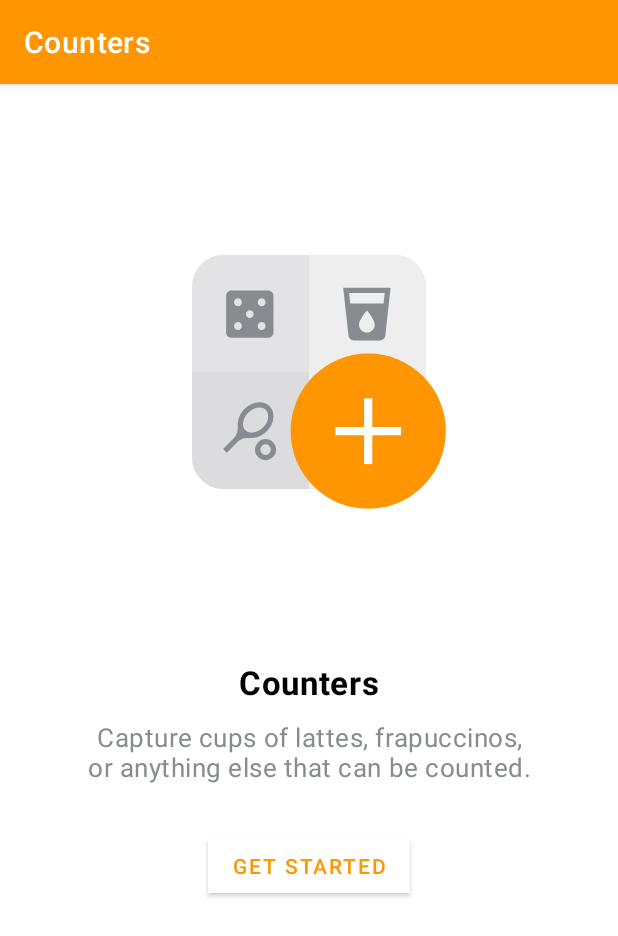
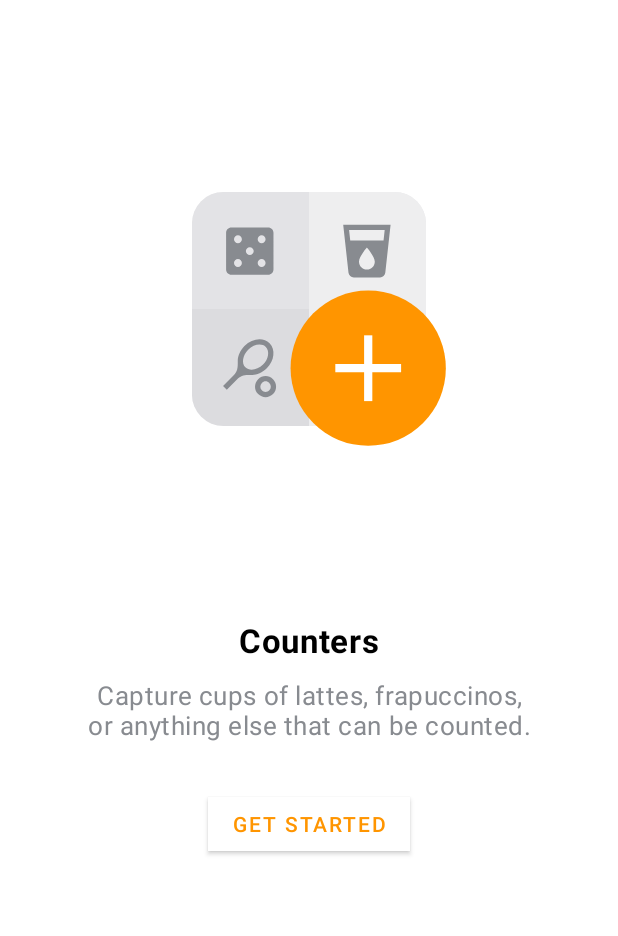
Before and after one commit to alejandrolagosr/counters-android, an Android app: the screen it shows after launch (MainActivity), on a phone screen of 412 x 824 dp. Shown: the top 936 px of the screen. Run offline under Robolectric (Android 15) with nearby library versions, the phone set to English and light mode, and no system bars.

Commit message:
Remove ActionBar from theme

```diff
--- a/app/src/main/res/values/dimens.xml
+++ b/app/src/main/res/values/dimens.xml
@@ -9,13 +9,15 @@
     <dimen name="letter_spacing_default">0.02</dimen>
 
     <!-- Font Size -->
-    <dimen name="font_size_titles">22sp</dimen>
+    <dimen name="font_size_title">22sp</dimen>
     <dimen name="font_size_default">17sp</dimen>
     <dimen name="font_size_buttons">15sp</dimen>
+    <dimen name="font_size_subtitle">15sp</dimen>
 
     <!-- Margins -->
     <dimen name="margin_10">10dp</dimen>
     <dimen name="margin_20">20dp</dimen>
+    <dimen name="margin_25">25dp</dimen>
     <dimen name="margin_30">30dp</dimen>
     <dimen name="margin_50">50dp</dimen>
 
--- a/app/src/main/res/values/styles.xml
+++ b/app/src/main/res/values/styles.xml
@@ -5,7 +5,14 @@
     <style name="TextAppearance.Title" parent="Base.TextAppearance.AppCompat">
         <item name="android:textColor">@color/black</item>
         <item name="android:textStyle">bold</item>
-        <item name="android:textSize">@dimen/font_size_titles</item>
+        <item name="android:textSize">@dimen/font_size_title</item>
+        <item name="android:letterSpacing">@dimen/letter_spacing_default</item>
+    </style>
+
+    <style name="TextAppearance.Subtitle" parent="Base.TextAppearance.AppCompat">
+        <item name="android:textColor">@color/gray</item>
+        <item name="android:textStyle">normal</item>
+        <item name="android:textSize">@dimen/font_size_subtitle</item>
         <item name="android:letterSpacing">@dimen/letter_spacing_default</item>
     </style>
 
--- a/app/src/main/res/values/themes.xml
+++ b/app/src/main/res/values/themes.xml
@@ -1,10 +1,10 @@
 <resources xmlns:tools="http://schemas.android.com/tools">
 
-    <style name="Theme.CSCounters" parent="Theme.MaterialComponents.DayNight.DarkActionBar">
+    <style name="Theme.CSCounters" parent="Theme.MaterialComponents.Light.NoActionBar">
 
         <!-- Primary brand color. -->
-        <item name="colorPrimary">@color/orange</item>
-        <item name="colorPrimaryVariant">@color/orange</item>
+        <item name="colorPrimary">@color/white</item>
+        <item name="colorPrimaryVariant">@color/white</item>
         <item name="colorOnPrimary">@color/white</item>
 
         <!-- Secondary brand color. -->
```
